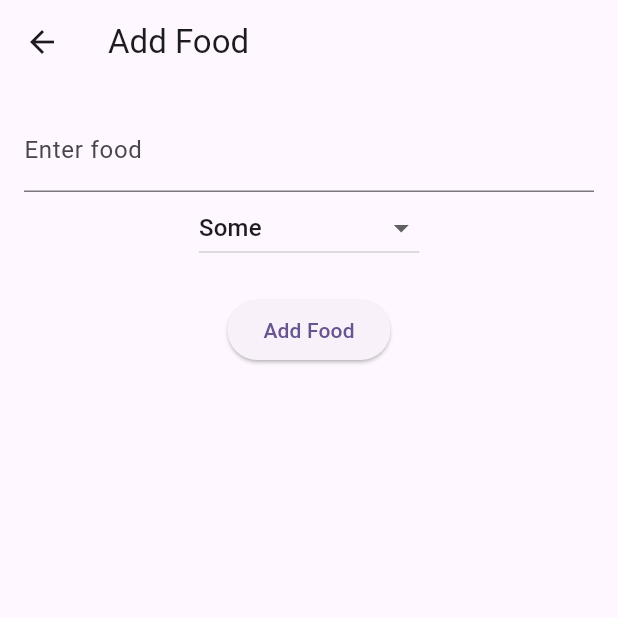
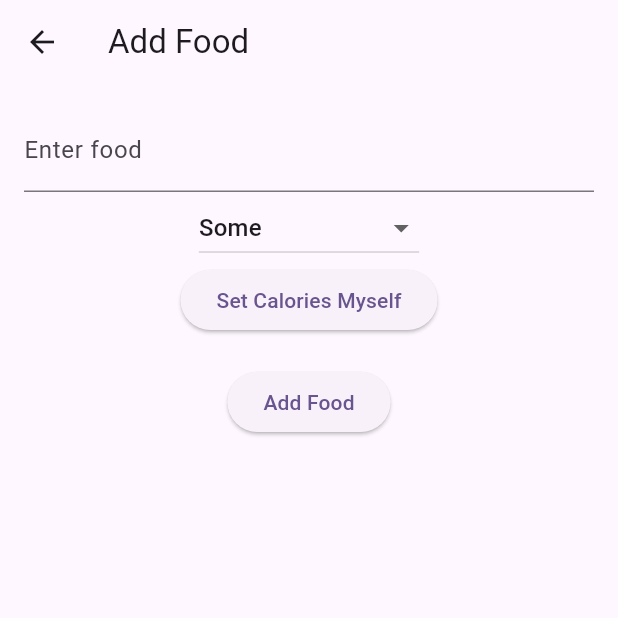
Before and after one commit to cjennison/fasthealthtracker, a Flutter app: the FoodInputView screen opened by its route, on a phone screen of 412 x 824 dp, the top half of it. Run offline on Flutter 3.47's test engine with Material 3 defaults, Android fonts, the phone set to English and light mode, and no system bars; our stand-ins replace flutter_dotenv, pie_chart, shared_preferences; accounts and stored records are empty.

Commit message:
Extend food entries to allow calories to be optional

```diff
--- a/lib/components/exercise/exercise_input_view.dart
+++ b/lib/components/exercise/exercise_input_view.dart
@@ -170,9 +170,11 @@ class _ExerciseInputViewState extends State<ExerciseInputView> {
         ? exerciseType
         : exerciseController.text;
 
+    final manualCaloriesBurned = showCaloriesSlider ? calories : null;
+
     try {
-      await Provider.of<WellnessService>(context, listen: false)
-          .logExercise(exerciseName, exerciseType, exerciseIntensity, calories);
+      await Provider.of<WellnessService>(context, listen: false).logExercise(
+          exerciseName, exerciseType, exerciseIntensity, manualCaloriesBurned);
 
       Navigator.pop(context);
     } catch (e) {
--- a/lib/components/food/food_input_view.dart
+++ b/lib/components/food/food_input_view.dart
@@ -14,6 +14,9 @@ class _FoodInputViewState extends State<FoodInputView> {
   final TextEditingController foodController = TextEditingController();
   String selectedQuantity = "some";
 
+  bool showCaloriesInput = false;
+  int calories = 300; // Mocked value
+
   bool isProcessing = false;
 
   Future<void> handleAdd() async {
@@ -22,7 +25,9 @@ class _FoodInputViewState extends State<FoodInputView> {
     });
     try {
       await Provider.of<WellnessService>(context, listen: false).addCalories(
-          foodController.text, selectedQuantity, 300); // Mocked value
+          foodController.text,
+          selectedQuantity,
+          showCaloriesInput ? calories : null); // Mocked value
       Navigator.pop(context);
     } catch (e) {
       print(e);
@@ -70,6 +75,55 @@ class _FoodInputViewState extends State<FoodInputView> {
                 });
               },
             ),
+            // Calories Slider
+            if (!showCaloriesInput)
+              ElevatedButton(
+                onPressed: () {
+                  setState(() {
+                    showCaloriesInput = true;
+                  });
+                },
+                child: const Text("Set Calories Myself"),
+              ),
+            if (showCaloriesInput)
+              Column(
+                crossAxisAlignment: CrossAxisAlignment.start,
+                children: [
+                  const Text("Set Calories Burned",
+                      style: TextStyle(fontSize: 18)),
+                  Row(
+                    children: [
+                      Text(calories.toString(), style: TextStyle(fontSize: 18)),
+                      Slider(
+                        value: calories.toDouble(),
+                        min: 0,
+                        max: 2000,
+                        divisions: 50,
+                        label: "$calories",
+                        onChanged: (value) {
+                          setState(() {
+                            calories = value.toInt();
+                          });
+                        },
+                      ),
+                    ],
+                  ),
+                  Row(
+                    mainAxisAlignment: MainAxisAlignment.spaceBetween,
+                    children: [
+                      ElevatedButton(
+                        onPressed: () {
+                          setState(() {
+                            showCaloriesInput = false;
+                            calories = 300; // Reset to mocked value
+                          });
+                        },
+                        child: const Text("Cancel"),
+                      ),
+                    ],
+                  ),
+                ],
+              ),
             const SizedBox(height: 20),
             ElevatedButton(
               onPressed: handleAdd,
--- /dev/null
+++ b/lib/services/api/classes/api_wellness.dart
@@ -0,0 +1,42 @@
+class FoodEntryPayload {
+  final String name;
+  final String quantity;
+  final int? calories;
+
+  FoodEntryPayload({
+    required this.name,
+    required this.quantity,
+    this.calories,
+  });
+
+  Map<String, dynamic> toJson() {
+    return {
+      "name": name,
+      "quantity": quantity,
+      "calories": calories,
+    };
+  }
+}
+
+class ExerciseEntryPayload {
+  final String name;
+  final String type;
+  final String intensity;
+  int? caloriesBurned;
+
+  ExerciseEntryPayload({
+    required this.name,
+    required this.type,
+    required this.intensity,
+    this.caloriesBurned,
+  });
+
+  Map<String, dynamic> toJson() {
+    return {
+      "name": name,
+      "type": type,
+      "intensity": intensity,
+      "caloriesBurned": caloriesBurned,
+    };
+  }
+}
```
Also changed, not shown: lib/services/api/api_wellness_service.dart (+5 -13 lines), lib/services/wellness_service.dart (+11 -13 lines).
